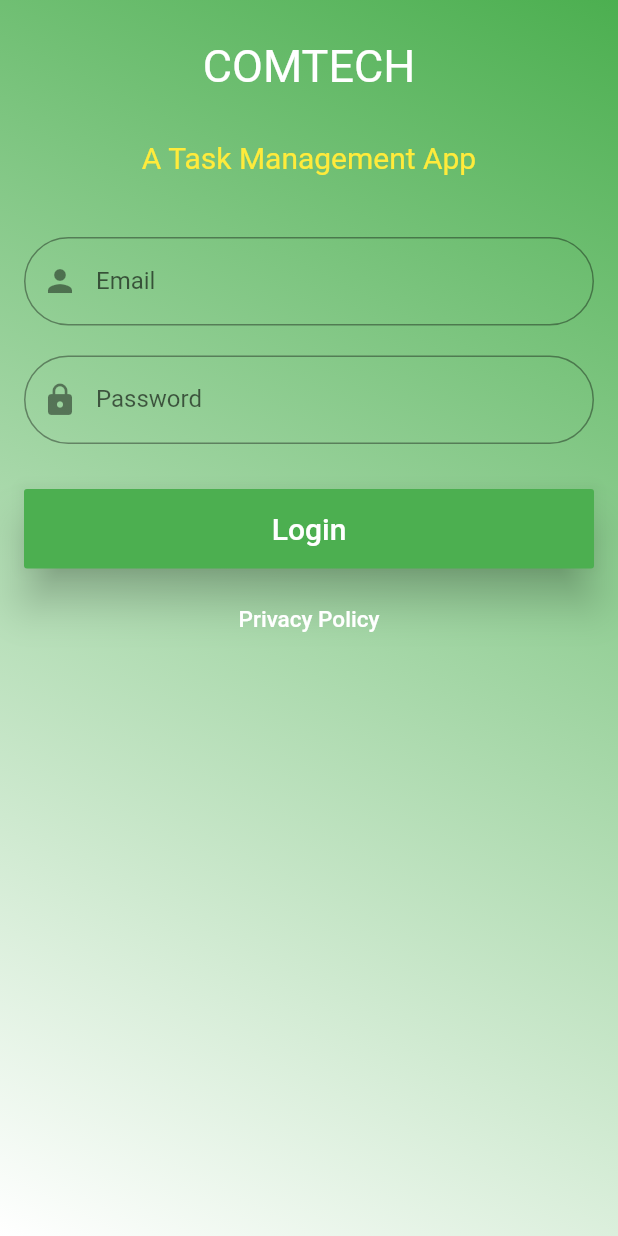
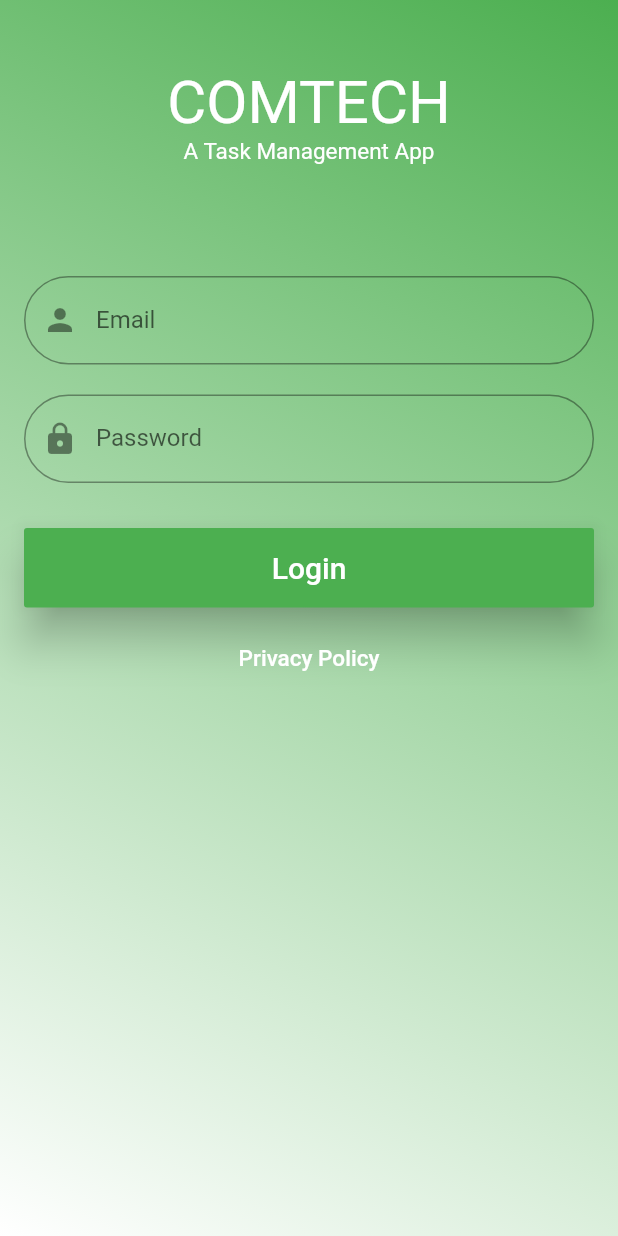
Before and after one commit to MohitP197-zz/COMTECH, a Flutter app: the screen it shows after launch, on a phone screen of 412 x 824 dp. Run offline on Flutter 3.47's test engine with Material 2 defaults, Android fonts, the phone set to English and light mode, and no system bars; our stand-ins replace font_awesome_flutter, geolocator, get_it, google_maps_flutter, rxdart, shared_preferences.

Commit message:
Updates in design

```diff
--- a/lib/src/login_page.dart
+++ b/lib/src/login_page.dart
@@ -57,22 +57,32 @@ class _MyLoginPage extends State<LoginPage>
             // mainAxisSize: MainAxisSize.max,
             // mainAxisAlignment: MainAxisAlignment.center,
             children: <Widget>[
-              ListTile(
-                title: Padding(
-                  padding: const EdgeInsets.all(2.0),
-                  child: Text("COMTECH",
-                      textAlign: TextAlign.center,
-                      style: TextStyle(color: Colors.white, fontSize: 30.0)),
+              Padding(
+                padding: const EdgeInsets.only(top: 25.0, bottom: 30.0),
+                child: ListTile(
+                  title: Text(
+                    "COMTECH",
+                    textAlign: TextAlign.center,
+                    style: TextStyle(fontSize: 40.0, color: Colors.white),
+                  ),
+                  subtitle: Text(
+                    "A Task Management App",
+                    textAlign: TextAlign.center,
+                    style: TextStyle(fontSize: 15.0, color: Colors.white),
+                  ),
                 ),
               ),
               SizedBox(
-                height: 5.0,
+                height: 15.0,
               ),
-              ListTile(
-                title: Text("A Task Management App",
-                    textAlign: TextAlign.center,
-                    style: TextStyle(color: Colors.yellow, fontSize: 20.0)),
-              ),
+              // ListTile(
+              //   title: Padding(
+              //     padding: const EdgeInsets.only(bottom: 30.0),
+              //     child: Text("A Task Management App",
+              //         textAlign: TextAlign.center,
+              //         style: TextStyle(color: Colors.yellow, fontSize: 20.0)),
+              //   ),
+              // ),
               SizedBox(
                 height: 25.0,
               ),
--- a/lib/src/ui/homepage/bottom_navigation/bottomenavigation.dart
+++ b/lib/src/ui/homepage/bottom_navigation/bottomenavigation.dart
@@ -41,7 +41,7 @@ class _BottomBarState extends State<BottomBar> {
          ),
          new BottomNavigationBarItem(
            icon: Icon(FontAwesomeIcons.fileContract, color: Colors.black,size: 30.0,),
-           title: Text('Message', style: TextStyle(fontSize: 14.0, fontWeight: FontWeight.bold),),
+           title: Text('About', style: TextStyle(fontSize: 14.0, fontWeight: FontWeight.bold),),
          ),
          new BottomNavigationBarItem(
            icon: Icon(FontAwesomeIcons.comment, color: Colors.black,size: 30.0,),
```
Also changed, not shown: lib/src/ui/homepage/bottom_navigation/feedback/feedback.dart (+11 -9 lines), lib/src/ui/homepage/bottom_navigation/home.dart (+46 -8 lines), lib/src/ui/homepage/bottom_navigation/message/message.dart (+5 -5 lines), lib/src/ui/homepage/homescreen/assistantsscreen/assistants.dart (+6 -5 lines), lib/src/ui/homepage/homescreen/officescreen/addOffice.dart (+7 -6 lines), lib/src/ui/homepage/homescreen/officescreen/office.dart (+5 -5 lines), lib/src/ui/homepage/homescreen/operatorscreen/operator.dart (+9 -5 lines), lib/src/ui/homepage/homescreen/taskscreen/add_task_form.dart (+6 -6 lines), lib/src/ui/homepage/homescreen/taskscreen/tasks_home.dart (+5 -5 lines).
